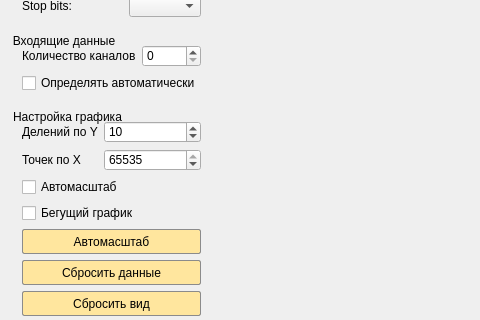
First picture: the form in src/mainwindow.ui, repository Solderingironspb/Serial_port_Plotter_by_Solderingironspb, before the edit; both pictures show x 0 to 480 and y 189 to 509 of the 670 by 743 pixel window.
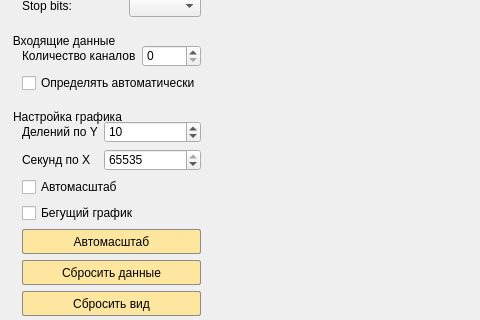
Second picture: the form after the edit. Icons and pictures are not drawn. Custom widgets are drawn as their Qt base class.

```diff
--- a/src/mainwindow.ui
+++ b/src/mainwindow.ui
@@ -490,7 +490,7 @@
                 </size>
                </property>
                <property name="text">
-                <string>Точек по X</string>
+                <string>Секунд по X</string>
                </property>
               </widget>
              </item>
```
Left out of the diff: 25 changed lines with no effect on the pictures.
